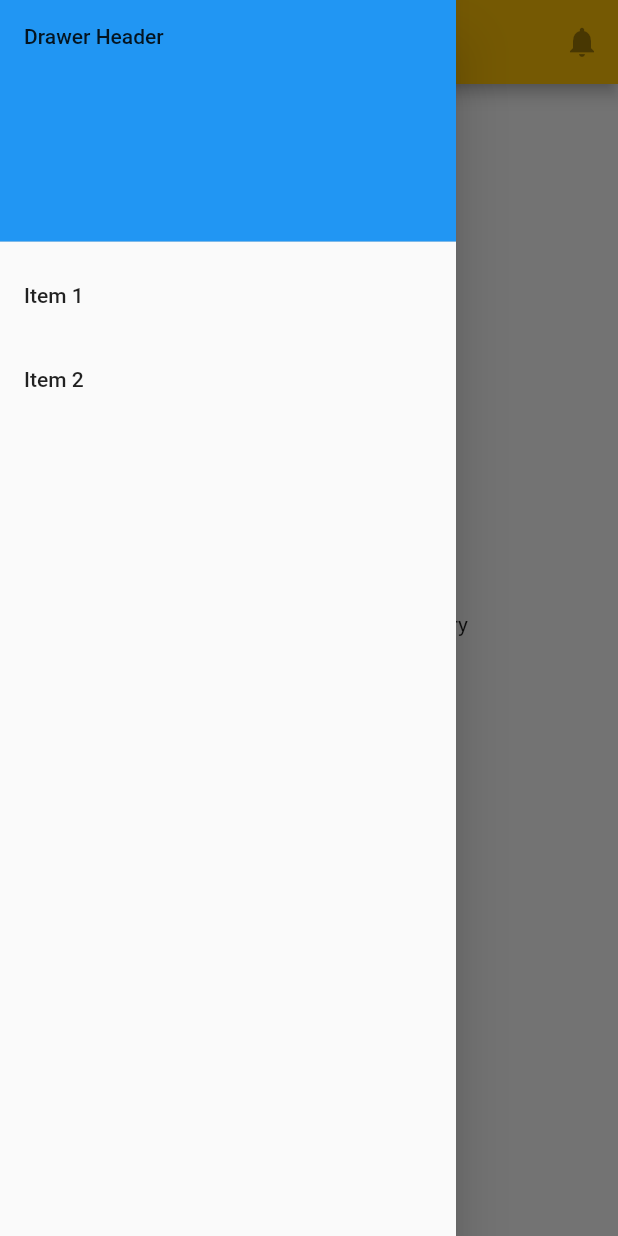
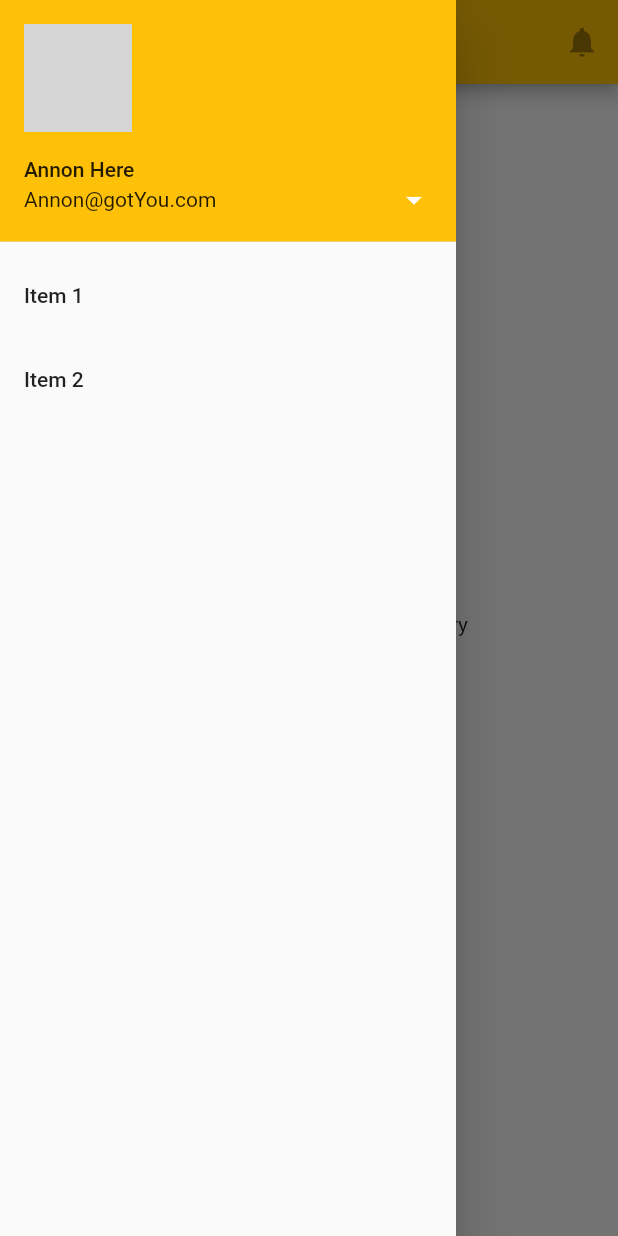
Before and after one commit to C-m3-Codin/Management, a Flutter app: the HomeScreen screen opened directly, with the side drawer open, on a phone screen of 412 x 824 dp. Run offline on Flutter 3.47's test engine with Material 2 defaults, Android fonts, the phone set to English and light mode, and no system bars; our stand-ins replace firebase_auth; accounts and stored records are empty; network calls fail; grey boxes are pictures that could not be loaded.

Commit message:
dont even know what

```diff
--- a/lib/Pages/home.dart
+++ b/lib/Pages/home.dart
@@ -23,10 +23,28 @@ class _HomeScreenState extends State<HomeScreen> {
             // Important: Remove any padding from the ListView.
             padding: EdgeInsets.zero,
             children: <Widget>[
-              DrawerHeader(
-                child: Text('Drawer Header'),
-                decoration: BoxDecoration(
-                  color: Colors.blue,
+              UserAccountsDrawerHeader(
+                onDetailsPressed: () {
+                  Navigator.push(
+                    context,
+                    MaterialPageRoute(builder: (context) => Profile()),
+                  );
+                },
+                accountName: Text("Annon Here"),
+                accountEmail: Text("Annon@gotYou.com"),
+                currentAccountPicture: CircleAvatar(
+                  // backgroundColor:
+                  //     Theme.of(context).platform == TargetPlatform.iOS
+                  //         ? Colors.blue
+                  //         : Colors.white,
+
+                  backgroundImage: NetworkImage(
+                    "https://images5.alphacoders.com/423/thumb-1920-423529.jpg",
+                  ),
+                  child: Text(
+                    "A",
+                    style: TextStyle(fontSize: 40.0),
+                  ),
                 ),
               ),
               ListTile(
```
